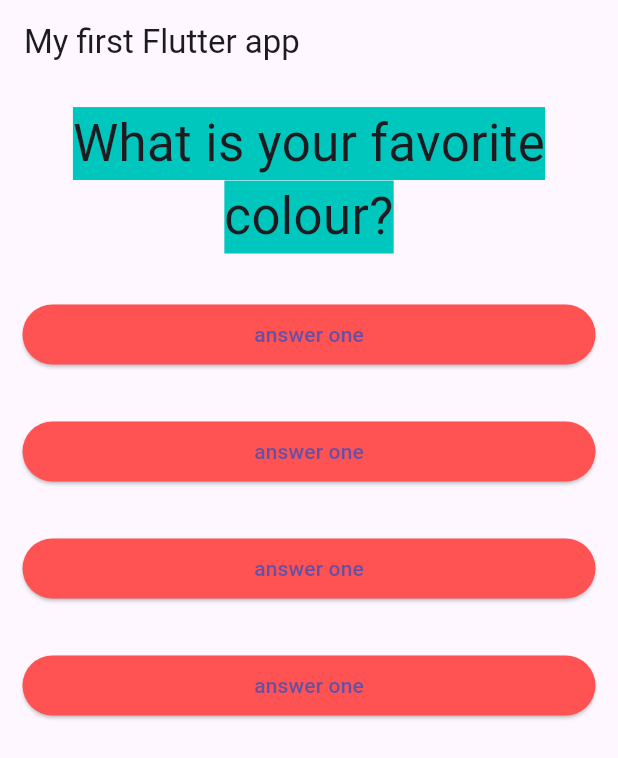
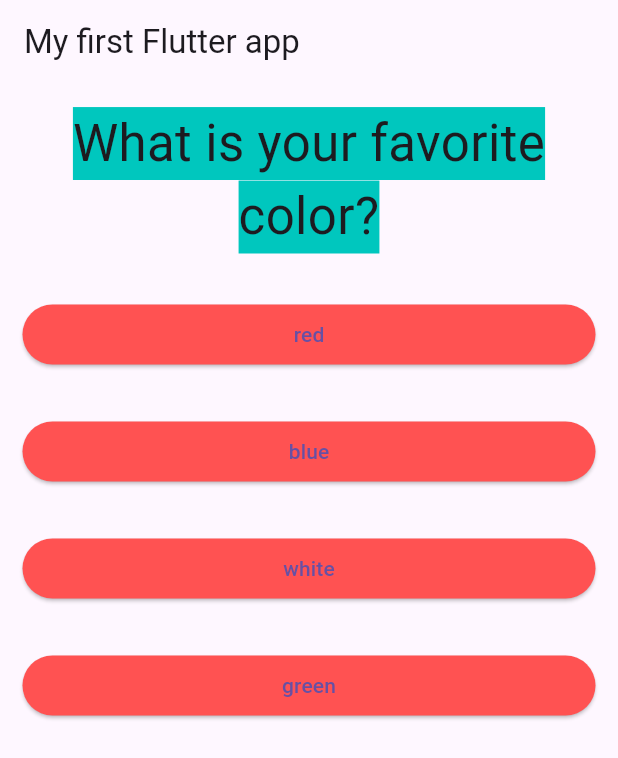
Before and after one commit to Majok-Bol/quiz_app, a Flutter app: the screen it shows after launch, on a phone screen of 412 x 824 dp. Shown: the top 758 px of the screen. Run offline on Flutter 3.47's test engine with Material 3 defaults, Android fonts, the phone set to English and light mode, and no system bars.

```diff
--- a/lib/answer.dart
+++ b/lib/answer.dart
@@ -2,7 +2,8 @@ import 'package:flutter/material.dart';
 
 class Answer extends StatelessWidget {
   final VoidCallback selectHandler;
-  Answer(this.selectHandler);
+  final String answerText;
+  Answer(this.selectHandler, this.answerText);
   @override
   Widget build(BuildContext context) {
     return Container(
@@ -12,7 +13,7 @@ class Answer extends StatelessWidget {
         onPressed: selectHandler,
         style: ElevatedButton.styleFrom(backgroundColor: Colors.redAccent),
 
-        child: Text('answer one'),
+        child: Text(answerText),
       ),
     );
   }
--- a/lib/main.dart
+++ b/lib/main.dart
@@ -22,8 +22,18 @@ class _MyAppState extends State<MyApp> {
   }
 
   var questions = [
-    'What is your favorite colour?',
-    'What is your favorite animal?',
+    {
+      'Question text': 'What is your favorite color?',
+      'answers': ['red', 'blue', 'white', 'green'],
+    },
+    {
+      'Question text': 'What is your favorite Animal?',
+      'answers': ['dog', 'cat', 'horse', 'donkey'],
+    },
+    {
+      'Question text': 'Who\'s is your favorite teacher?',
+      'answers': ['Maxwell', 'Daniel', 'John', 'Greenwood'],
+    },
   ];
 
   @override
@@ -33,11 +43,12 @@ class _MyAppState extends State<MyApp> {
         appBar: AppBar(title: Text('My first Flutter app')),
         body: Column(
           children: <Widget>[
-            Question(questions[_questionIndex]),
-            Answer(_answerQuestion),
-            Answer(_answerQuestion),
-            Answer(_answerQuestion),
-            Answer(_answerQuestion),
+            Question(questions[_questionIndex]['Question text']),
+            ...(questions[_questionIndex]['answers'] as List<String>).map((
+              answer,
+            ) {
+              return Answer(_answerQuestion, answer);
+            }),
           ],
         ),
       ),
```
